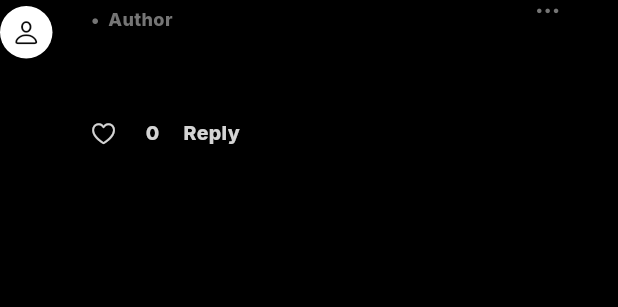
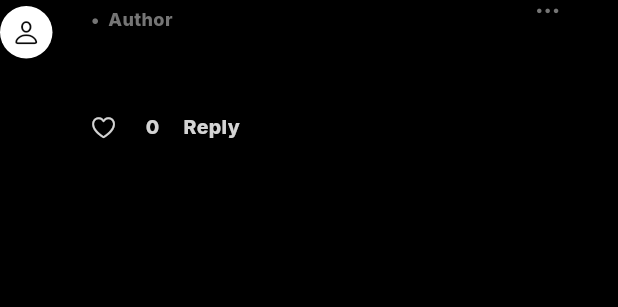
Before and after one commit to Tho100/revent, a Flutter app: the VentCommentPreviewer widget shown alone on an empty page, opened directly with empty values, after a tap on an icon or button, on a phone screen of 412 x 824 dp. Shown: the top 307 px of the screen. Run offline on Flutter 3.47's test engine with Material 3 defaults, Android fonts, the phone set to English and light mode, and no system bars; our stand-ins replace flutter_cache_manager, flutter_dotenv, flutter_native_image, get_it, google_fonts; missing offline and left inert: dynamic_height_grid_view, image_picker_plus, mysql_client.

Commit message:
Minor UI changes on vent post page

```diff
--- a/lib/pages/home_page.dart
+++ b/lib/pages/home_page.dart
@@ -33,7 +33,7 @@ class HomePageState extends State<HomePage> with SingleTickerProviderStateMixin
   final ventFollowingData = GetIt.instance<VentFollowingDataProvider>();
 
   final followingIsLoadedNotifier = ValueNotifier<bool>(false);
-  final filterTextNotifier = ValueNotifier<String>('Best');
+  final filterTextNotifier = ValueNotifier<String>('Latest');
 
   final formatTimestamp = FormatDate();
 
--- a/lib/widgets/vent_widgets/comments/vent_comment_previewer.dart
+++ b/lib/widgets/vent_widgets/comments/vent_comment_previewer.dart
@@ -182,7 +182,6 @@ class VentCommentPreviewer extends StatelessWidget {
           ),
         ),
 
-
         const Spacer(),
 
         _buildCommentActionButton()
@@ -220,7 +219,7 @@ class VentCommentPreviewer extends StatelessWidget {
 
             _buildCommentText(),
 
-            const SizedBox(height: 18),
+            const SizedBox(height: 14),
 
             _buildLikeAndReplyButtons(),
 
```
Also changed, not shown: lib/pages/vent_post_page.dart (+3 -6 lines).
